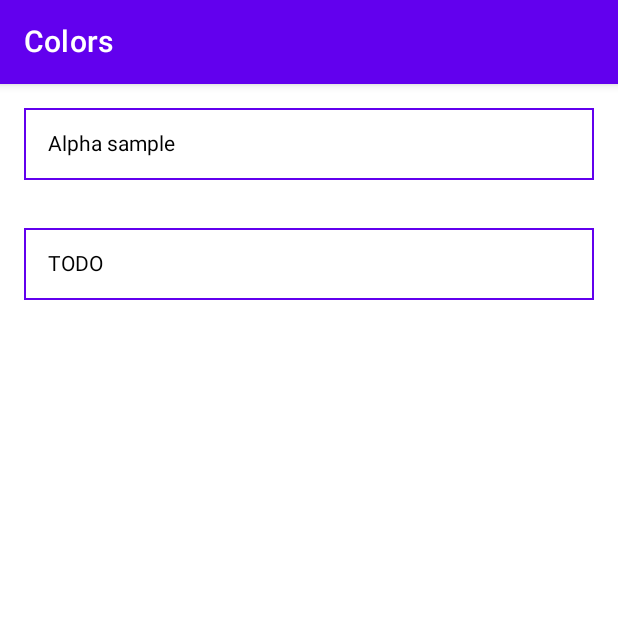
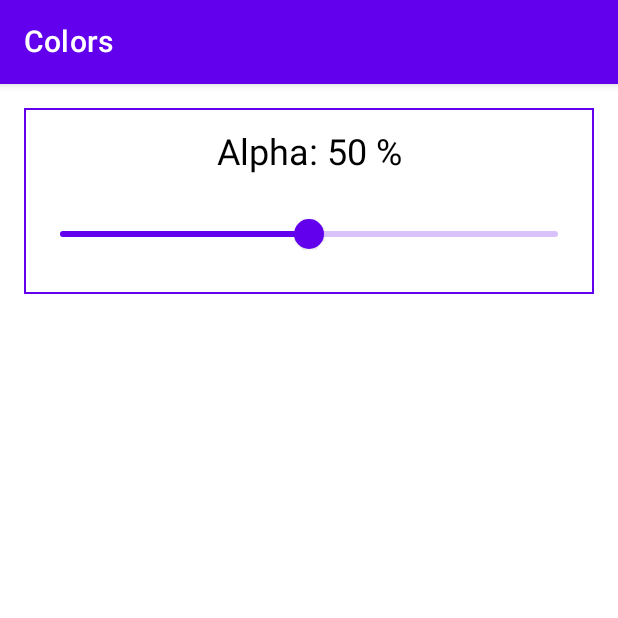
Before and after one commit to poetofcode/AndroidTraining, an Android app built with Jetpack Compose: the ColorsScreen screen opened through its navigation route, on a phone screen of 412 x 824 dp, the top half of it. Run offline under Robolectric (Android 15) with nearby library versions, the phone set to English and light mode, and no system bars.

Commit message:
LemonApp: added stub for alpha-channel control

```diff
--- a/LemonApp/app/src/main/java/com/poetofcode/lemonapp/screen/ColorsScreen.kt
+++ b/LemonApp/app/src/main/java/com/poetofcode/lemonapp/screen/ColorsScreen.kt
@@ -7,9 +7,13 @@ import androidx.compose.foundation.lazy.LazyColumn
 import androidx.compose.foundation.lazy.items
 import androidx.compose.material.*
 import androidx.compose.runtime.Composable
+import androidx.compose.runtime.mutableStateOf
+import androidx.compose.runtime.remember
+import androidx.compose.ui.Alignment
 import androidx.compose.ui.Modifier
 import androidx.compose.ui.tooling.preview.Preview
 import androidx.compose.ui.unit.dp
+import kotlin.math.roundToInt
 
 @Composable
 @Preview(showSystemUi = true, showBackground = true)
@@ -19,7 +23,7 @@ private fun Preview() {
 
 private val samples: List<@Composable () -> Unit> = listOf(
     { AlphaColorSample() },
-    { Text(text = "TODO") }
+    // { Text(text = "TODO") }
 )
 
 @Composable
@@ -39,7 +43,12 @@ fun ColorsScreen() {
 
 @Composable
 fun AlphaColorSample() {
-    Text(text = "Alpha sample")
+    val sliderPosition = remember { mutableStateOf(0.5f) }
+    Column(horizontalAlignment = Alignment.CenterHorizontally) {
+        Text(text = "Alpha: ${(sliderPosition.value * 100).roundToInt()} %", style = MaterialTheme.typography.h5)
+        Spacer(Modifier.size(16.dp))
+        Slider(value = sliderPosition.value, onValueChange = { sliderPosition.value = it })
+    }
 }
 
 @Composable
```
